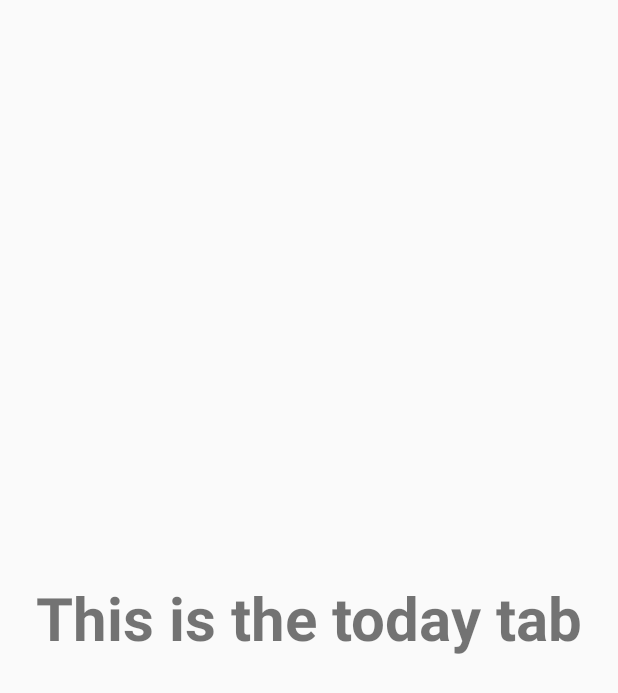
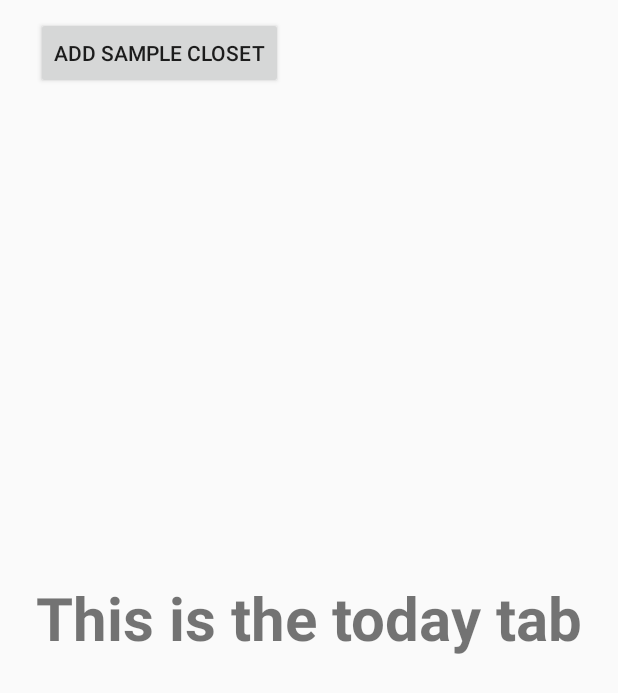
Before and after one commit to orwhaleca/cosc625_fashionadvisor, an Android app: the layout today.xml on its own in the app's theme, with its tools: preview values and no code run, on a phone screen of 412 x 824 dp. Shown: the top 693 px of the screen. Run offline under Robolectric (Android 15) with nearby library versions, the phone set to English and light mode, and no system bars.

```diff
--- a/FashionAdvisor/app/src/main/res/layout/today.xml
+++ b/FashionAdvisor/app/src/main/res/layout/today.xml
@@ -13,4 +13,15 @@
         android:textSize="40dp"
         android:textStyle="bold"
         android:layout_centerInParent="true"/>
+
+    <Button
+        android:id="@+id/addSample"
+        style="@style/Widget.AppCompat.Button"
+        android:layout_width="wrap_content"
+        android:layout_height="wrap_content"
+        android:layout_alignLeft="@+id/text"
+        android:layout_alignParentTop="true"
+        android:layout_alignStart="@+id/text"
+        android:layout_marginTop="11dp"
+        android:text="Add Sample Closet" />
 </RelativeLayout>
```
Also changed, not shown: FashionAdvisor/app/src/main/java/cosc625/fashionadvisor/Splash.java (+2 -8 lines), FashionAdvisor/app/src/main/java/fragments/Today.java (+34 -4 lines).
